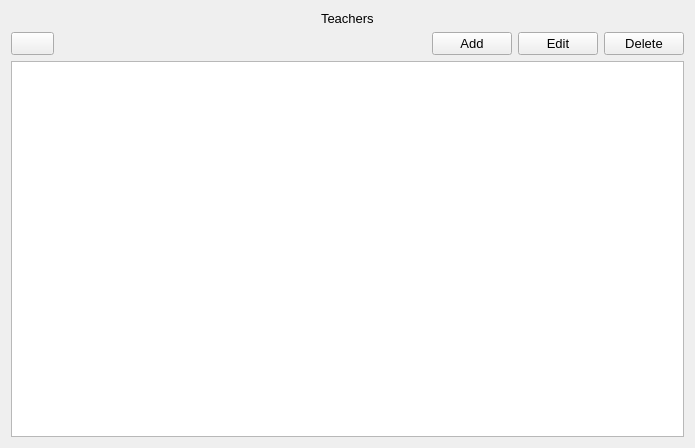
Above: pageteachersform.ui from thenewcoder/school-administration-system before the change. Below: the same form after it.
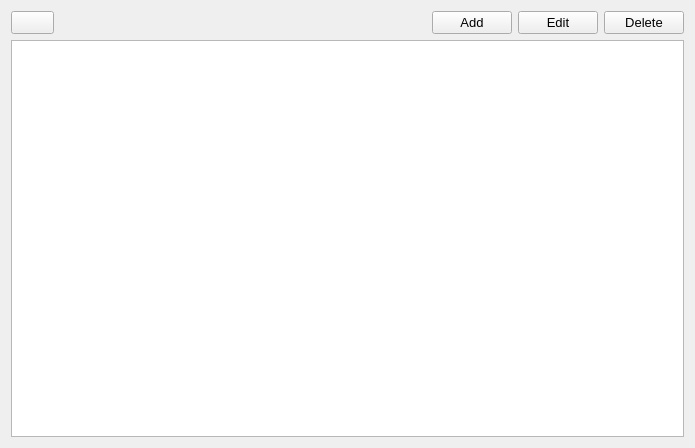
That is the form after the change. Icons and pictures are not drawn.

Commit message: Removed the 'title' text on the page form.

```diff
--- a/pageteachersform.ui
+++ b/pageteachersform.ui
@@ -19,18 +19,6 @@
    <string/>
   </property>
   <layout class="QVBoxLayout" name="verticalLayout">
-   <item alignment="Qt::AlignHCenter">
-    <widget class="QLabel" name="label">
-     <property name="font">
-      <font>
-       <pointsize>10</pointsize>
-      </font>
-     </property>
-     <property name="text">
-      <string>Teachers</string>
-     </property>
-    </widget>
-   </item>
    <item>
     <layout class="QHBoxLayout" name="horizontalLayout">
      <item>
```
The commit also changes 3 other files.
